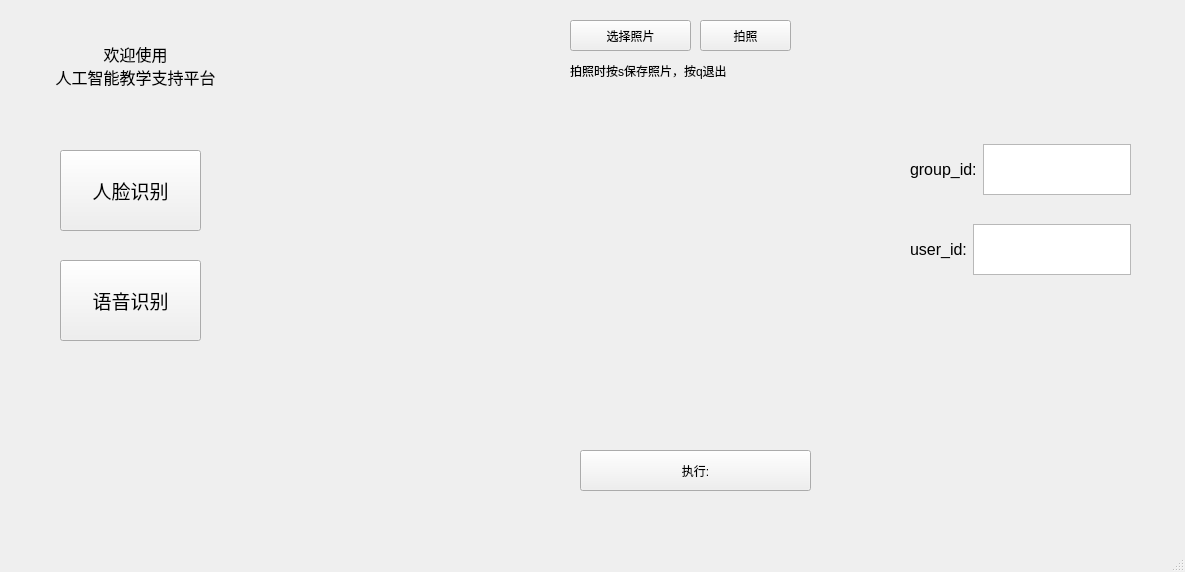
zhufree/ai-class-platform, file ai-teach.ui: the form before one commit.
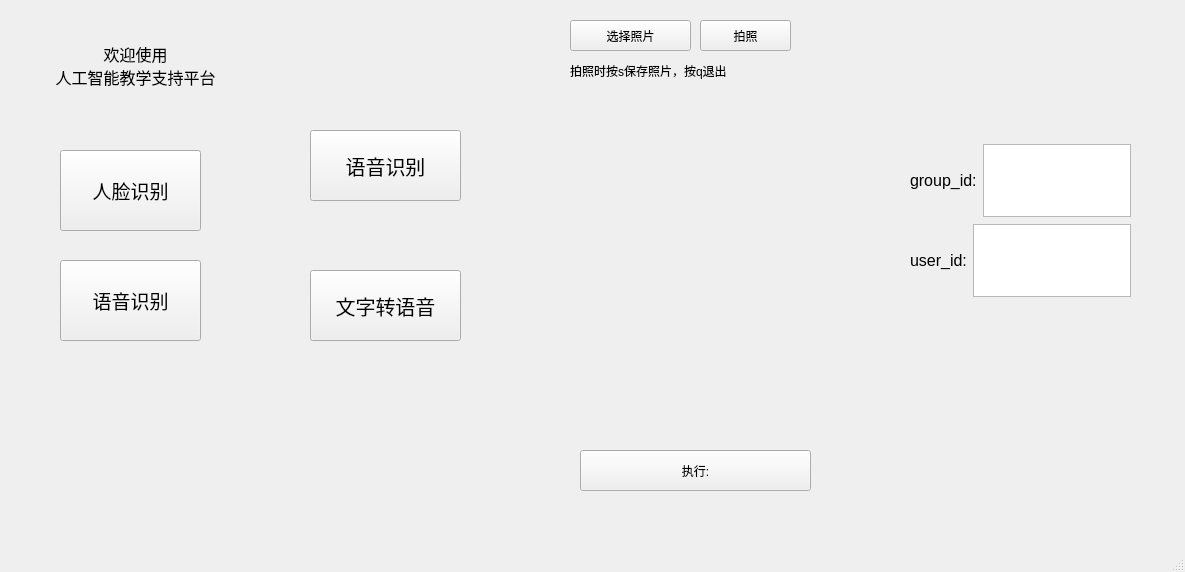
The form after the commit. The open tabs and pages were chosen to show the change.

Commit message: :rocket: add speech api

What changed in the file:
```diff
--- a/ai-teach.ui
+++ b/ai-teach.ui
@@ -120,7 +120,44 @@
       </property>
      </widget>
     </widget>
-    <widget class="QWidget" name="voicePage"/>
+    <widget class="QWidget" name="voicePage">
+     <widget class="QPushButton" name="pushButton">
+      <property name="geometry">
+       <rect>
+        <x>50</x>
+        <y>130</y>
+        <width>151</width>
+        <height>71</height>
+       </rect>
+      </property>
+      <property name="font">
+       <font>
+        <pointsize>15</pointsize>
+       </font>
+      </property>
+      <property name="text">
+       <string>语音识别</string>
+      </property>
+     </widget>
+     <widget class="QPushButton" name="pushButton_2">
+      <property name="geometry">
+       <rect>
+        <x>50</x>
+        <y>270</y>
+        <width>151</width>
+        <height>71</height>
+       </rect>
+      </property>
+      <property name="font">
+       <font>
+        <pointsize>15</pointsize>
+       </font>
+      </property>
+      <property name="text">
+       <string>文字转语音</string>
+      </property>
+     </widget>
+    </widget>
    </widget>
    <widget class="QLabel" name="titleLabel">
     <property name="geometry">
@@ -228,7 +265,7 @@
         <x>30</x>
         <y>134</y>
         <width>221</width>
-        <height>51</height>
+        <height>73</height>
        </rect>
       </property>
       <layout class="QHBoxLayout" name="groupInputLayout">
@@ -255,7 +292,7 @@
         <x>30</x>
         <y>214</y>
         <width>221</width>
-        <height>51</height>
+        <height>73</height>
        </rect>
       </property>
       <layout class="QHBoxLayout" name="nameInputLayout">
```
Left out of the diff: 10 changed lines with no effect on the pictures. The commit also changes 1 other file.
